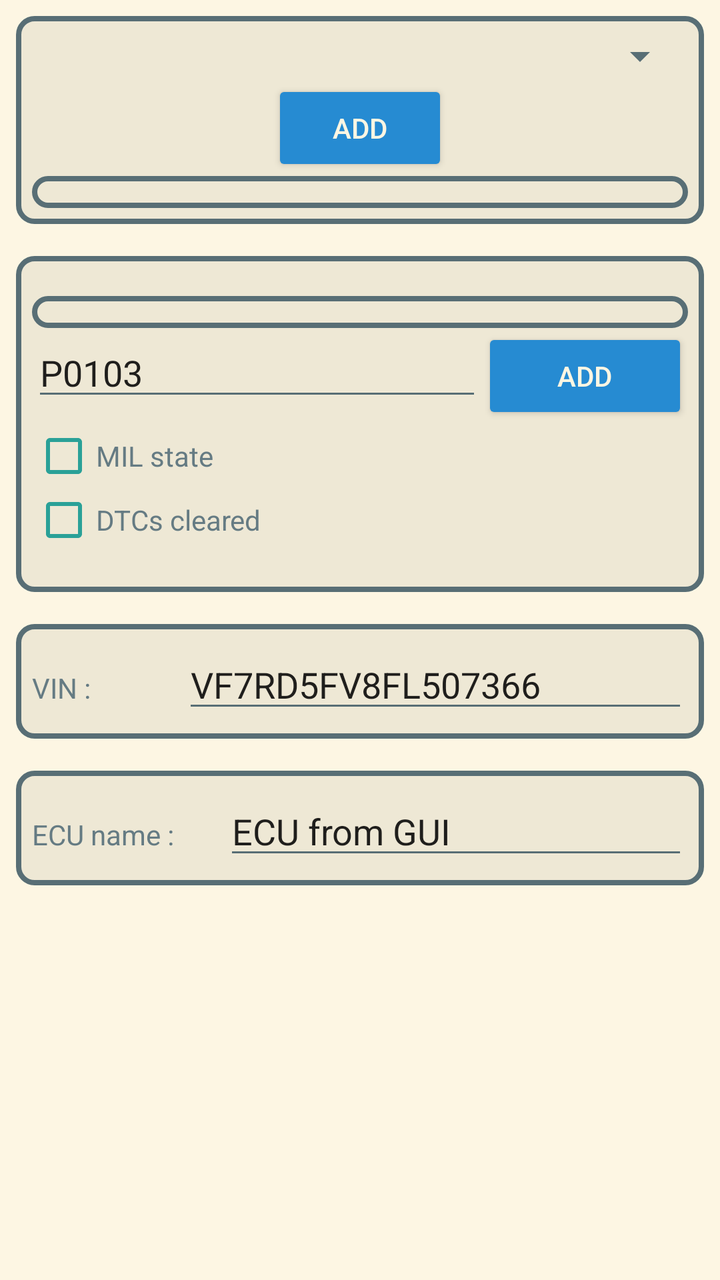
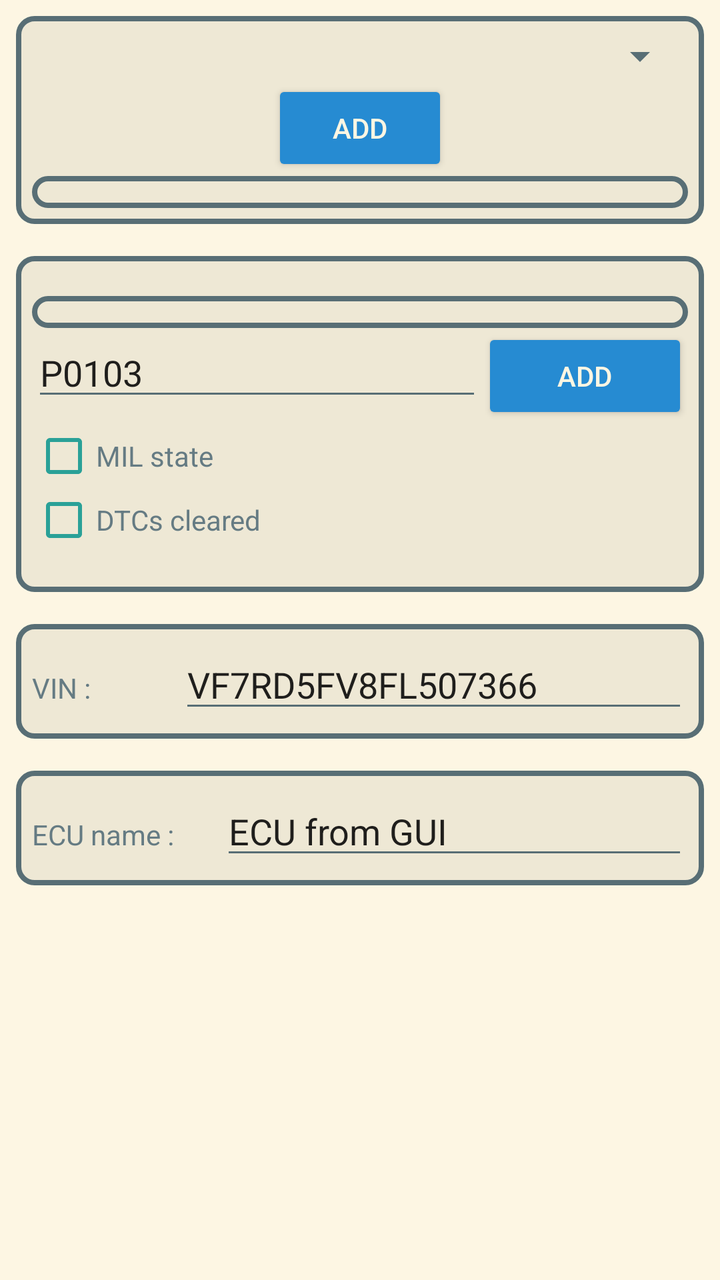

Two renders of the same Android screen: before a commit and after it. Below are the layout's source before the change and the commit's diff.
<!-- AndroidManifest.xml: application theme Theme.Solarized -->
<!-- res/layout/sim_main_ecu_config_gui.xml -->
<?xml version="1.0" encoding="utf-8"?>
<androidx.constraintlayout.widget.ConstraintLayout xmlns:android="http://schemas.android.com/apk/res/android"
    xmlns:app="http://schemas.android.com/apk/res-auto"
    xmlns:tools="http://schemas.android.com/tools"
    android:id="@+id/frameLayout"
    android:layout_width="match_parent"
    android:layout_height="match_parent" >

    <ScrollView
        android:id="@+id/sim_settings"
        android:layout_width="0dp"
        android:layout_height="0dp"
        android:clipToPadding="false"
        app:layout_constraintTop_toTopOf="parent"
        app:layout_constraintBottom_toBottomOf="parent"
        app:layout_constraintStart_toStartOf="parent"
        app:layout_constraintEnd_toEndOf="parent">

        <LinearLayout
            android:layout_width="match_parent"
            android:layout_height="wrap_content"
            android:orientation="vertical">

            <LinearLayout
                android:layout_width="match_parent"
                android:layout_height="wrap_content"
                android:layout_margin="8dp"
                android:background="@drawable/border"
                android:orientation="vertical">

                <LinearLayout
                    android:layout_width="match_parent"
                    android:layout_height="wrap_content"
                    android:gravity="center_horizontal"
                    android:orientation="vertical">

                    <Spinner
                        android:id="@+id/signal_choice"
                        android:padding="5dp"
                        android:layout_width="match_parent"
                        android:layout_height="wrap_content" />

                    <Button
                        android:id="@+id/signal_add"
                        android:layout_width="wrap_content"
                        android:layout_height="wrap_content"
                        android:layout_weight="1"
                        android:text="Add" />
                </LinearLayout>

                <LinearLayout
                    android:id="@+id/signal_container"
                    android:layout_width="match_parent"
                    android:layout_height="wrap_content"
                    android:background="@drawable/border"
                    android:orientation="vertical" />

            </LinearLayout>

            <LinearLayout
                android:layout_width="match_parent"
                android:layout_height="wrap_content"
                android:layout_margin="8dp"
                android:background="@drawable/border"
                android:orientation="vertical"
                android:paddingVertical="20dp">

                <LinearLayout
                    android:id="@+id/dtc_list"
                    android:layout_width="match_parent"
                    android:layout_height="wrap_content"
                    android:background="@drawable/border"
                    android:orientation="vertical"
                    android:visibility="visible" />

                <LinearLayout
                    android:layout_width="match_parent"
                    android:layout_height="wrap_content"
                    android:orientation="horizontal">

                    <EditText
                        android:id="@+id/dtc_entry"
                        android:layout_width="wrap_content"
                        android:layout_height="wrap_content"
                        android:layout_weight="1"
                        android:ems="10"
                        android:inputType="textNoSuggestions"
                        android:imeOptions="flagNoPersonalizedLearning"
                        android:importantForAutofill="no"
                        android:autofillHints=""
                        android:text="P0103" />

                    <Button
                        android:id="@+id/dtc_entery_validate"
                        android:layout_width="wrap_content"
                        android:layout_height="wrap_content"
                        android:layout_weight="1"
                        android:text="Add" />

                </LinearLayout>

                <LinearLayout
                    android:layout_width="match_parent"
                    android:layout_height="wrap_content"
                    android:orientation="horizontal">

                    <CheckBox
                        android:id="@+id/mil_state"
                        android:layout_width="wrap_content"
                        android:layout_height="wrap_content"
                        android:layout_weight="1"
                        android:text="MIL state" />
                </LinearLayout>

                <LinearLayout
                    android:layout_width="match_parent"
                    android:layout_height="wrap_content"
                    android:orientation="horizontal">

                    <CheckBox
                        android:id="@+id/dtcs_cleared"
                        android:layout_width="wrap_content"
                        android:layout_height="wrap_content"
                        android:layout_weight="1"
                        android:text="DTCs cleared" />
                </LinearLayout>
            </LinearLayout>

            <LinearLayout
                android:layout_width="match_parent"
                android:layout_height="wrap_content"
                android:layout_margin="8dp"
                android:background="@drawable/border"
                android:orientation="horizontal">

                <TextView
                    android:id="@+id/textView2"
                    android:layout_width="wrap_content"
                    android:layout_height="wrap_content"
                    android:layout_weight="1"
                    android:text="VIN : " />

                <EditText
                    android:id="@+id/vin"
                    android:layout_width="wrap_content"
                    android:layout_height="wrap_content"
                    android:layout_weight="1"
                    android:ems="10"
                    android:inputType="textNoSuggestions"
                    android:imeOptions="flagNoPersonalizedLearning"
                    android:importantForAutofill="no"
                    android:autofillHints=""
                    android:text="VF7RD5FV8FL507366" />
            </LinearLayout>

            <LinearLayout
                android:layout_width="match_parent"
                android:layout_height="wrap_content"
                android:layout_margin="8dp"
                android:background="@drawable/border"
                android:orientation="horizontal">

                <TextView
                    android:id="@+id/textView"
                    android:layout_width="wrap_content"
                    android:layout_height="wrap_content"
                    android:layout_weight="1"
                    android:text="ECU name : " />

                <EditText
                    android:id="@+id/ecu_name"
                    android:layout_width="wrap_content"
                    android:layout_height="wrap_content"
                    android:layout_weight="1"
                    android:ems="10"
                    android:inputType="textNoSuggestions"
                    android:imeOptions="flagNoPersonalizedLearning"
                    android:importantForAutofill="no"
                    android:autofillHints=""
                    android:text="ECU from GUI" />
            </LinearLayout>
        </LinearLayout>
    </ScrollView>

</androidx.constraintlayout.widget.ConstraintLayout>
<!-- resources referenced by this layout -->
<resources>
  <!-- drawable border (drawable) -->
  <shape xmlns:android="http://schemas.android.com/apk/res/android">
      
      <solid android:color="?attr/colorPrimary"/>
  
      
      <stroke
          android:width="2.5dp"
          android:color="?attr/android:textColorSecondary"/>
  
      
      <corners android:radius="8dp"/>
  
      
      <padding
          android:left="8dp"
          android:top="8dp"
          android:right="8dp"
          android:bottom="8dp"/>
  </shape>
  <style name="Theme.Solarized" parent="Theme.AppCompat.Light.NoActionBar">
          <item name="colorPrimary">@color/sol_base2</item>
          <item name="colorPrimaryDark">@color/sol_base1</item>
          <item name="colorAccent">@color/sol_blue</item>
  
          <item name="android:windowBackground">@color/sol_base3</item>
          <item name="android:colorBackground">@color/sol_base3</item>
          <item name="android:textColor">@color/sol_base00</item>
          <item name="colorOnPrimary">@color/sol_base00</item>
          <item name="android:textColorSecondary">@color/sol_base01</item>
  
          <item name="android:textViewStyle">@style/Solarized.TextView.Light</item>
          <item name="android:editTextStyle">@style/Solarized.EditText.Light</item>
          <item name="android:buttonStyle">@style/Solarized.Button.Light</item>
          <item name="android:checkboxStyle">@style/Solarized.CheckBox.Light</item>
      </style>
  <color name="sol_base2">#eee8d5</color>
  <color name="sol_base1">#93a1a1</color>
  <color name="sol_blue">#268bd2</color>
  <color name="sol_base3">#fdf6e3</color>
  <color name="sol_base00">#657b83</color>
  <color name="sol_base01">#586e75</color>
  <style name="Solarized.TextView.Light" parent="TextAppearance.AppCompat">
          <item name="android:textColor">@color/sol_base00</item>
      </style>
  <style name="Solarized.EditText.Light" parent="Widget.AppCompat.EditText">
          <item name="android:textColor">@color/sol_base00</item>
          <item name="android:textColorHint">@color/sol_base01</item>
          <item name="android:backgroundTint">@color/sol_base1</item>
      </style>
  <style name="Solarized.Button.Light" parent="Widget.AppCompat.Button">
          <item name="android:textColor">@color/sol_base3</item>
          <item name="android:backgroundTint">@color/sol_blue</item>
      </style>
  <style name="Solarized.CheckBox.Light" parent="Widget.AppCompat.CompoundButton.CheckBox">
          <item name="android:textColor">@color/sol_base00</item>
          <item name="buttonTint">@color/sol_cyan</item>
      </style>
  <color name="sol_cyan">#2aa198</color>
</resources>

<!-- the commit's change to res/layout/sim_main_ecu_config_gui.xml (unified diff, before → after) -->
@@ -45,7 +45,7 @@
                         android:layout_width="wrap_content"
                         android:layout_height="wrap_content"
                         android:layout_weight="1"
-                        android:text="Add" />
+                        android:text="@string/sim_main_ecu_config_gui_add_signal" />
                 </LinearLayout>
 
                 <LinearLayout
@@ -88,14 +88,14 @@
                         android:imeOptions="flagNoPersonalizedLearning"
                         android:importantForAutofill="no"
                         android:autofillHints=""
-                        android:text="P0103" />
+                        android:text="@string/sim_main_ecu_config_gui_dtc_entry" />
 
                     <Button
                         android:id="@+id/dtc_entery_validate"
                         android:layout_width="wrap_content"
                         android:layout_height="wrap_content"
                         android:layout_weight="1"
-                        android:text="Add" />
+                        android:text="@string/sim_main_ecu_config_gui_dtc_entry_validate" />
 
                 </LinearLayout>
 
@@ -109,7 +109,7 @@
                         android:layout_width="wrap_content"
                         android:layout_height="wrap_content"
                         android:layout_weight="1"
-                        android:text="MIL state" />
+                        android:text="@string/sim_main_ecu_config_gui_mil_state" />
                 </LinearLayout>
 
                 <LinearLayout
@@ -122,7 +122,7 @@
                         android:layout_width="wrap_content"
                         android:layout_height="wrap_content"
                         android:layout_weight="1"
-                        android:text="DTCs cleared" />
+                        android:text="@string/sim_main_ecu_config_gui_dtcs_cleared" />
                 </LinearLayout>
             </LinearLayout>
 
@@ -138,7 +138,7 @@
                     android:layout_width="wrap_content"
                     android:layout_height="wrap_content"
                     android:layout_weight="1"
-                    android:text="VIN : " />
+                    android:text="@string/sim_main_ecu_config_gui_vin" />
 
                 <EditText
                     android:id="@+id/vin"
@@ -150,7 +150,7 @@
                     android:imeOptions="flagNoPersonalizedLearning"
                     android:importantForAutofill="no"
                     android:autofillHints=""
-                    android:text="VF7RD5FV8FL507366" />
+                    android:text="@string/sim_main_ecu_config_gui_vin_entry" />
             </LinearLayout>
 
             <LinearLayout
@@ -165,7 +165,7 @@
                     android:layout_width="wrap_content"
                     android:layout_height="wrap_content"
                     android:layout_weight="1"
-                    android:text="ECU name : " />
+                    android:text="@string/sim_main_ecu_config_gui_ecu_name_label" />
 
                 <EditText
                     android:id="@+id/ecu_name"
@@ -177,7 +177,7 @@
                     android:imeOptions="flagNoPersonalizedLearning"
                     android:importantForAutofill="no"
                     android:autofillHints=""
-                    android:text="ECU from GUI" />
+                    android:text="@string/sim_main_ecu_config_gui_ecu_name" />
             </LinearLayout>
         </LinearLayout>
     </ScrollView>
<!-- resource entries referenced after the edit -->
@@ -20,6 +20,15 @@
           android:right="8dp"
           android:bottom="8dp"/>
   </shape>
+  <string name="sim_main_ecu_config_gui_add_signal">Add</string>
+  <string name="sim_main_ecu_config_gui_dtc_entry">P0103</string>
+  <string name="sim_main_ecu_config_gui_dtc_entry_validate">Add</string>
+  <string name="sim_main_ecu_config_gui_dtcs_cleared">DTCs cleared</string>
+  <string name="sim_main_ecu_config_gui_ecu_name">ECU from GUI</string>
+  <string name="sim_main_ecu_config_gui_ecu_name_label">ECU name : </string>
+  <string name="sim_main_ecu_config_gui_mil_state">MIL state</string>
+  <string name="sim_main_ecu_config_gui_vin">VIN : </string>
+  <string name="sim_main_ecu_config_gui_vin_entry">VF7RD5FV8FL507366</string>
   <style name="Theme.Solarized" parent="Theme.AppCompat.Light.NoActionBar">
           <item name="colorPrimary">@color/sol_base2</item>
           <item name="colorPrimaryDark">@color/sol_base1</item>
